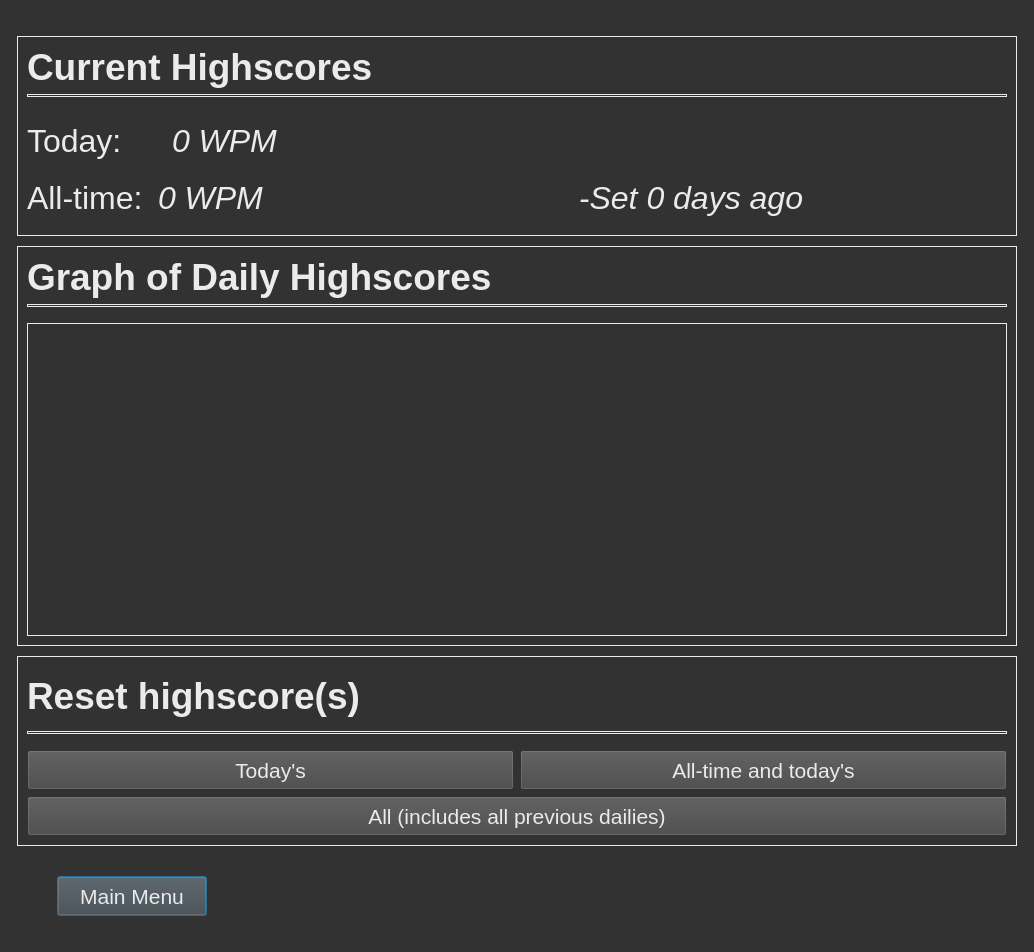
Qt form speed-typer/source_ui/statsWindow.ui (Rolv-Apneseth/ps-typer) before a commit.
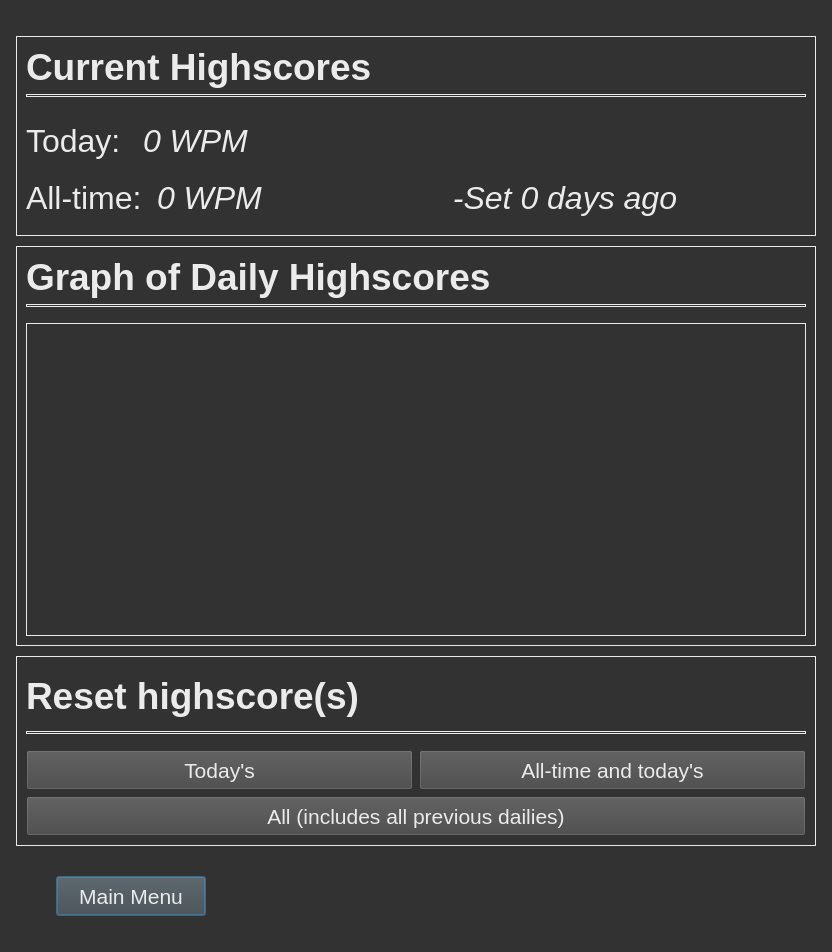
The same form after that commit.

Commit message: Adjusted minimum size of graphics frame

```diff
--- a/speed-typer/source_ui/statsWindow.ui
+++ b/speed-typer/source_ui/statsWindow.ui
@@ -6,7 +6,7 @@
    <rect>
     <x>0</x>
     <y>0</y>
-    <width>1034</width>
+    <width>832</width>
     <height>952</height>
    </rect>
   </property>
@@ -308,7 +308,7 @@
        </property>
        <property name="minimumSize">
         <size>
-         <width>1000</width>
+         <width>800</width>
          <height>400</height>
         </size>
        </property>
```
The commit also changes 1 other file.
